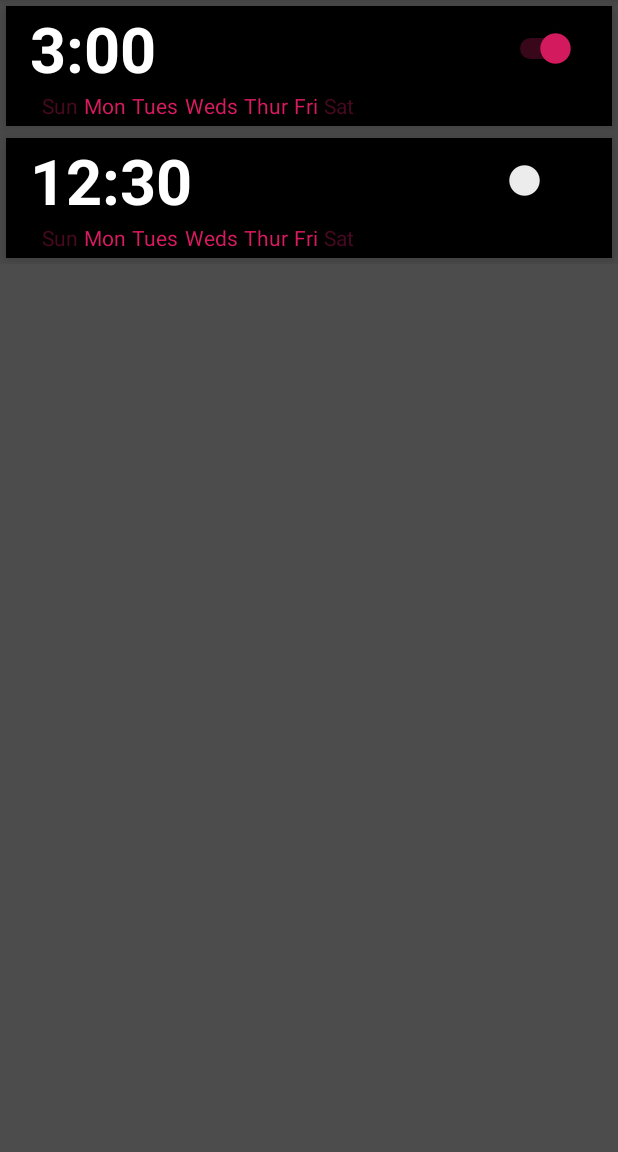
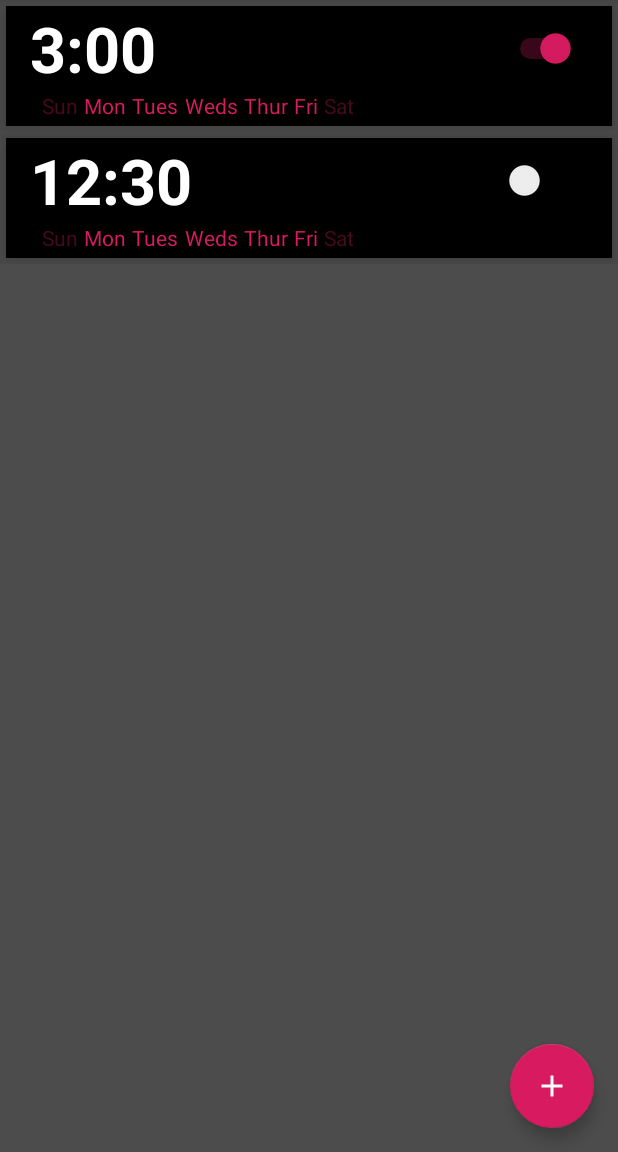
Before and after one commit to topoftheyear/QR-Alarm-Clock, an Android app: the screen it shows after launch (MainAlarmsActivity), on a phone screen of 412 x 824 dp, the part 84-1236 px from its top. Run offline under Robolectric (Android 15) with nearby library versions, the phone set to English and light mode, and no system bars.

Commit message:
Made Add button. Sort of works with MockData, but only does time. Newly added alarms do not persist after app is closed.

```diff
--- a/app/src/main/java/crundle/qralarmclock/AlarmSettingsActivity.java
+++ b/app/src/main/java/crundle/qralarmclock/AlarmSettingsActivity.java
@@ -9,6 +9,9 @@ import android.view.View;
 import android.widget.ArrayAdapter;
 import android.widget.Spinner;
 import android.widget.TextView;
+import android.widget.TimePicker;
+
+import java.sql.Time;
 
 import static android.widget.ArrayAdapter.*;
 
@@ -53,6 +56,17 @@ public class AlarmSettingsActivity extends AppCompatActivity {
     public void save(View view) {
         // DO SAVE STUFF
 
+        // Make mock alarm
+        MockData md = new MockData();
+        Alarm a = new Alarm();
+
+        TimePicker tp = (TimePicker) findViewById(R.id.timePicker1);
+
+        a.setAlarmTime(Integer.toString(tp.getCurrentHour()) + ":" + Integer.toString(tp.getCurrentMinute()));
+        a.setActive(true);
+
+        md.addAlarmToMockData(a);
+
         Intent intent;
         intent = new Intent(this, MainAlarmsActivity.class);
         startActivity(intent);
--- a/app/src/main/java/crundle/qralarmclock/MockData.java
+++ b/app/src/main/java/crundle/qralarmclock/MockData.java
@@ -9,11 +9,18 @@ import java.util.List;
  * It will eventually get replaced by proper files n stuff.
  */
 public class MockData {
+    private static ArrayList<Alarm> alarms = new ArrayList<Alarm>();
+    private static int i = 0;
+
+
     public static List<Alarm> getMockAlarms(){
-        ArrayList<Alarm> alarms = new ArrayList<Alarm>();
+        generateMockAlarms();
 
-        //IDK HOW TO GIT
+        return alarms;
+    }
 
+    private static void generateMockAlarms() {
+        if (i == 0) {
             Alarm alarm1 = new Alarm();
             alarm1.setAlarmTime("3:00");
             alarm1.setActive(true);
@@ -24,7 +31,11 @@ public class MockData {
             alarm2.setActive(false);
             alarms.add(alarm2);
 
-
-        return alarms;
+            i++;
         }
     }
+
+    public void addAlarmToMockData(Alarm alarm) {
+        alarms.add(alarm);
+    }
+}
--- /dev/null
+++ b/app/src/main/res/drawable/ic_add_white_24dp.xml
@@ -0,0 +1,5 @@
+<vector android:height="24dp" android:tint="#FFFFFF"
+    android:viewportHeight="24.0" android:viewportWidth="24.0"
+    android:width="24dp" xmlns:android="http://schemas.android.com/apk/res/android">
+    <path android:fillColor="#FF000000" android:pathData="M19,13h-6v6h-2v-6H5v-2h6V5h2v6h6v2z"/>
+</vector>
--- a/app/src/main/res/layout/activity_main_alarms.xml
+++ b/app/src/main/res/layout/activity_main_alarms.xml
@@ -1,5 +1,7 @@
 <?xml version="1.0" encoding="utf-8"?>
-<LinearLayout xmlns:android="http://schemas.android.com/apk/res/android"
+
+
+<FrameLayout xmlns:android="http://schemas.android.com/apk/res/android"
     xmlns:tools="http://schemas.android.com/tools"
     android:layout_width="match_parent"
     android:layout_height="match_parent"
@@ -16,4 +18,12 @@
         Need to wrap this whole thing in FrameLayout
         float button to bottom with gravity
     -->
-</LinearLayout>
+    <android.support.design.widget.FloatingActionButton
+            android:id="@+id/fab"
+            android:onClick="openSettings"
+            android:layout_width="wrap_content"
+            android:layout_height="wrap_content"
+            android:layout_gravity="end|bottom"
+            android:src="@drawable/ic_add_white_24dp"
+            android:layout_margin="16dp" />
+</FrameLayout>
```
Lines whose indentation alone changed are shown as unchanged.
